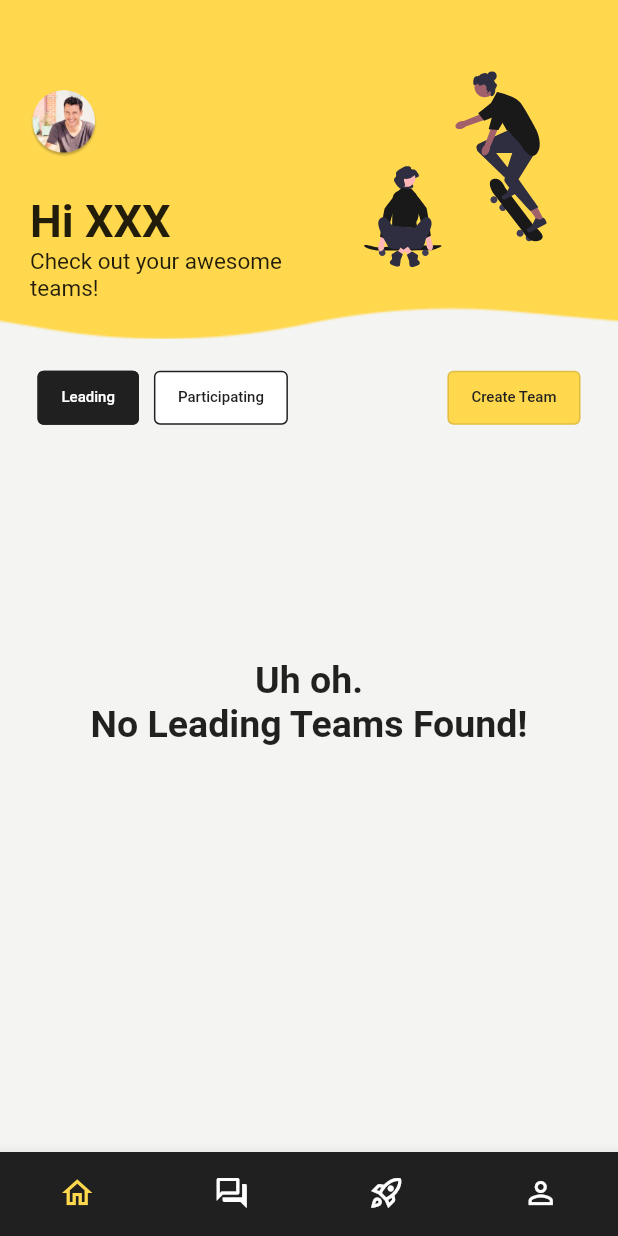
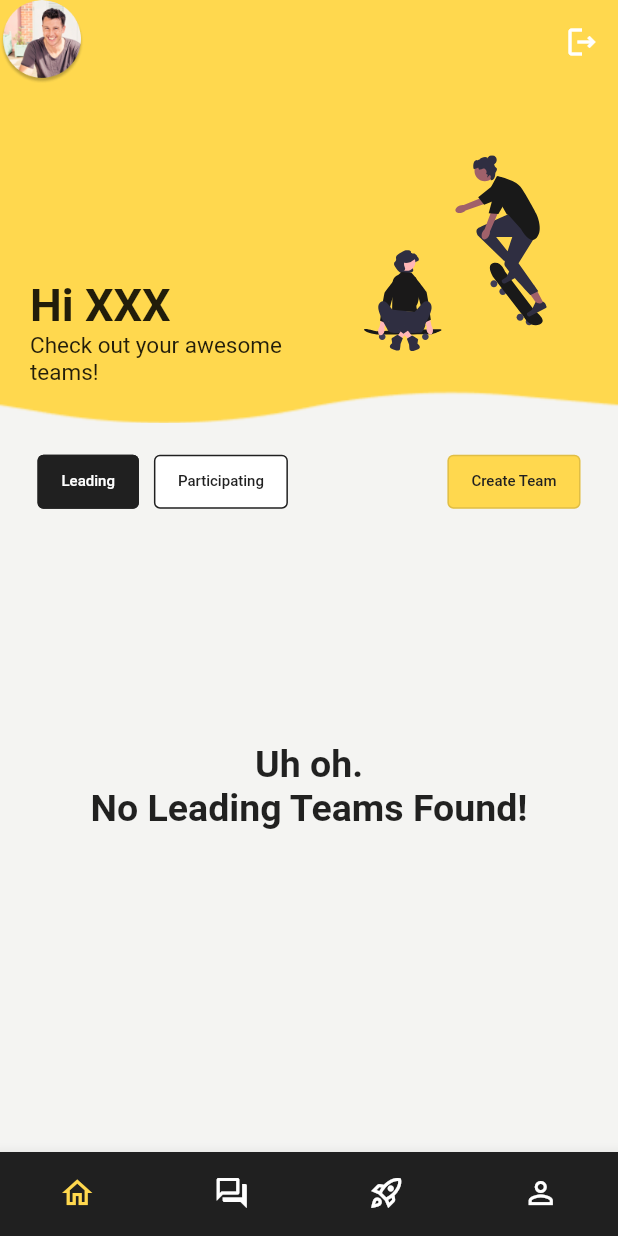
Before and after one commit to jmsandiegoo/launchlab_nus_app, a Flutter app: the TeamHomePage screen opened by its route, after a tap on "Leading", on a phone screen of 412 x 824 dp. Run offline on Flutter 3.47's test engine with Material 2 defaults, Android fonts, the phone set to English and light mode, and no system bars; our stand-ins replace dartz, equatable, flutter_bloc, flutter_svg, go_router, supabase_flutter; accounts and stored records are empty; network calls fail.

Commit message:
Signout done

```diff
--- a/lib/src/config/app_theme.dart
+++ b/lib/src/config/app_theme.dart
@@ -13,6 +13,7 @@ final ThemeData appThemeData = ThemeData(
   colorScheme:
       const ColorScheme.light(primary: yellowColor, secondary: blackColor),
   scaffoldBackgroundColor: lightGreyColor,
+  appBarTheme: const AppBarTheme(elevation: 0),
   bottomNavigationBarTheme: const BottomNavigationBarThemeData(
       backgroundColor: blackColor, unselectedItemColor: whiteColor),
   fontFamily: "Roboto",
--- a/lib/src/presentation/authentication/screens/signin_page.dart
+++ b/lib/src/presentation/authentication/screens/signin_page.dart
@@ -20,9 +20,11 @@ class SigninPage extends StatelessWidget {
             ),
             Center(child: Image.asset("images/launchlab_logo.png")),
             ElevatedButton(
-                child: const Text(
-                  'Sign in with Google',
-                ),
+                child: state is SigninLoading
+                    ? const CircularProgressIndicator()
+                    : const Text(
+                        'Sign in with Google',
+                      ),
                 onPressed: () {
                   BlocProvider.of<SigninCubit>(context)
                       .handleSigninWithGoogle();
--- a/lib/src/presentation/common/cubits/splash_screen_cubit.dart
+++ b/lib/src/presentation/common/cubits/splash_screen_cubit.dart
@@ -1,8 +1,8 @@
 import 'package:equatable/equatable.dart';
 import 'package:flutter/material.dart';
 import 'package:flutter_bloc/flutter_bloc.dart';
+import 'package:launchlab/src/data/authentication/repository/auth_repository.dart';
 import 'package:supabase_flutter/supabase_flutter.dart';
-import '../../../data/authentication/repository/auth_repository.dart';
 
 /// The global state for the whole widget tree
 @immutable
--- /dev/null
+++ b/lib/src/presentation/team/cubits/team_home_cubit.dart
@@ -0,0 +1,30 @@
+import 'package:equatable/equatable.dart';
+import 'package:flutter/cupertino.dart';
+import 'package:flutter_bloc/flutter_bloc.dart';
+import 'package:launchlab/src/data/authentication/repository/auth_repository.dart';
+import 'package:launchlab/src/utils/failure.dart';
+
+@immutable
+class TeamHomeState extends Equatable {
+  final bool isLeading;
+  final Failure? error;
+
+  const TeamHomeState(this.isLeading, {this.error});
+
+  @override
+  List<Object?> get props => [isLeading, error];
+}
+
+class TeamHomeCubit extends Cubit<TeamHomeState> {
+  final AuthRepository _authRepository;
+
+  TeamHomeCubit(this._authRepository) : super(const TeamHomeState(true));
+
+  Future<void> handleSignOut() async {
+    await _authRepository.signOut();
+  }
+
+  void setIsLeadingState(bool val) {
+    emit(TeamHomeState(val));
+  }
+}
--- a/lib/src/presentation/team/screens/team_home_page.dart
+++ b/lib/src/presentation/team/screens/team_home_page.dart
@@ -1,39 +1,48 @@
 import 'package:flutter/material.dart';
+import 'package:flutter_bloc/flutter_bloc.dart';
 import 'package:launchlab/src/config/app_theme.dart';
 import 'package:flutter_svg/flutter_svg.dart';
+import 'package:launchlab/src/data/authentication/repository/auth_repository.dart';
 import 'package:launchlab/src/presentation/common/widgets/useful.dart';
+import 'package:launchlab/src/presentation/team/cubits/team_home_cubit.dart';
+import 'package:supabase_flutter/supabase_flutter.dart';
 
-class TeamHomePage extends StatefulWidget {
-  const TeamHomePage({Key? key}) : super(key: key);
-
-  @override
-  State<TeamHomePage> createState() => _TeamHomePageState();
-}
-
-class _TeamHomePageState extends State<TeamHomePage> {
-  bool isLeading = true;
+class TeamHomePage extends StatelessWidget {
+  const TeamHomePage({super.key});
 
   @override
   Widget build(BuildContext context) {
+    return BlocProvider(
+      create: (_) => TeamHomeCubit(AuthRepository(Supabase.instance)),
+      child: BlocBuilder<TeamHomeCubit, TeamHomeState>(
+        builder: (context, state) {
+          final teamHomeCubit = BlocProvider.of<TeamHomeCubit>(context);
           return Scaffold(
             backgroundColor: lightGreyColor,
+            appBar: AppBar(
+              leading:
+                  profilePicture(45, "assets/images/circle_profile_pic.png"),
+              actions: [
+                IconButton(
+                    onPressed: () => teamHomeCubit.handleSignOut(),
+                    icon: const Icon(Icons.logout_outlined))
+              ],
+            ),
             body: SingleChildScrollView(
               child: Column(children: [
                 Stack(
                   children: <Widget>[
                     Image.asset("assets/images/yellow_curve_shape_3.png"),
-              Column(crossAxisAlignment: CrossAxisAlignment.end, children: [
-                const SizedBox(height: 60),
-                Row(children: [
-                  const SizedBox(width: 20),
-                  profilePicture(45, "assets/images/circle_profile_pic.png"),
-                ]),
+                    const Column(
+                        crossAxisAlignment: CrossAxisAlignment.end,
+                        children: [
+                          SizedBox(height: 60),
                         ]),
                     Positioned.fill(
                       child: Align(
                         alignment: Alignment.centerRight,
-                  child:
-                      SvgPicture.asset('assets/images/skateboard_homepage.svg'),
+                        child: SvgPicture.asset(
+                            'assets/images/skateboard_homepage.svg'),
                       ),
                     ),
                     Positioned(
@@ -53,22 +62,24 @@ class _TeamHomePageState extends State<TeamHomePage> {
                   ],
                 ),
                 const SizedBox(height: 15),
-          Row(mainAxisAlignment: MainAxisAlignment.spaceBetween, children: [
+                Row(
+                    mainAxisAlignment: MainAxisAlignment.spaceBetween,
+                    children: [
                       Row(children: [
                         const SizedBox(width: 25),
                         OutlinedButton(
                           style: OutlinedButton.styleFrom(
-                    backgroundColor: isLeading ? blackColor : whiteColor,
-                    side: const BorderSide(width: 1, color: blackColor)),
+                              backgroundColor:
+                                  state.isLeading ? blackColor : whiteColor,
+                              side: const BorderSide(
+                                  width: 1, color: blackColor)),
                           onPressed: () {
-                  setState(() {
-                    isLeading = true;
-                  });
+                            teamHomeCubit.setIsLeadingState(true);
                           },
                           child: Text(
                             "Leading",
                             style: TextStyle(
-                    color: isLeading ? whiteColor : blackColor,
+                              color: state.isLeading ? whiteColor : blackColor,
                               fontSize: 10,
                             ),
                           ),
@@ -76,17 +87,17 @@ class _TeamHomePageState extends State<TeamHomePage> {
                         const SizedBox(width: 10),
                         OutlinedButton(
                           style: OutlinedButton.styleFrom(
-                    backgroundColor: isLeading ? whiteColor : blackColor,
-                    side: const BorderSide(width: 1, color: blackColor)),
+                              backgroundColor:
+                                  state.isLeading ? whiteColor : blackColor,
+                              side: const BorderSide(
+                                  width: 1, color: blackColor)),
                           onPressed: () {
-                  setState(() {
-                    isLeading = false;
-                  });
+                            teamHomeCubit.setIsLeadingState(false);
                           },
                           child: Text(
                             "Participating",
                             style: TextStyle(
-                    color: isLeading ? blackColor : whiteColor,
+                              color: state.isLeading ? blackColor : whiteColor,
                               fontSize: 10,
                             ),
                           ),
@@ -94,7 +105,8 @@ class _TeamHomePageState extends State<TeamHomePage> {
                       ]),
                       Row(children: [
                         OutlinedButton(
-                style: OutlinedButton.styleFrom(backgroundColor: yellowColor),
+                          style: OutlinedButton.styleFrom(
+                              backgroundColor: yellowColor),
                           onPressed: () {
                             //To navigate to create team page.
                           },
@@ -112,7 +124,7 @@ class _TeamHomePageState extends State<TeamHomePage> {
 
                 //Team Cards
 
-          isLeading
+                state.isLeading
                     ? Column(children: [
                         const SizedBox(height: 150),
                         headerText("Uh oh. \nNo Leading Teams Found!",
@@ -133,10 +145,12 @@ class _TeamHomePageState extends State<TeamHomePage> {
                                 padding: const EdgeInsets.symmetric(
                                     horizontal: 20, vertical: 20),
                                 child: Column(
-                              crossAxisAlignment: CrossAxisAlignment.start,
+                                    crossAxisAlignment:
+                                        CrossAxisAlignment.start,
                                     children: [
                                       Row(children: [
-                                  profilePicture(35, "assets/images/test.jpeg"),
+                                        profilePicture(
+                                            35, "assets/images/test.jpeg"),
                                         const SizedBox(width: 10),
                                         Column(
                                             crossAxisAlignment:
@@ -145,7 +159,8 @@ class _TeamHomePageState extends State<TeamHomePage> {
                                               subHeaderText("Project Rama"),
                                               const SizedBox(height: 5),
                                               bodyText("Progress 50%",
-                                            color: darkGreyColor, size: 12.0),
+                                                  color: darkGreyColor,
+                                                  size: 12.0),
                                             ])
                                       ]),
                                       const SizedBox(height: 15),
@@ -171,5 +186,8 @@ class _TeamHomePageState extends State<TeamHomePage> {
               ]),
             ),
           );
+        },
+      ),
+    );
   }
 }
```
Lines whose indentation alone changed are shown as unchanged.
